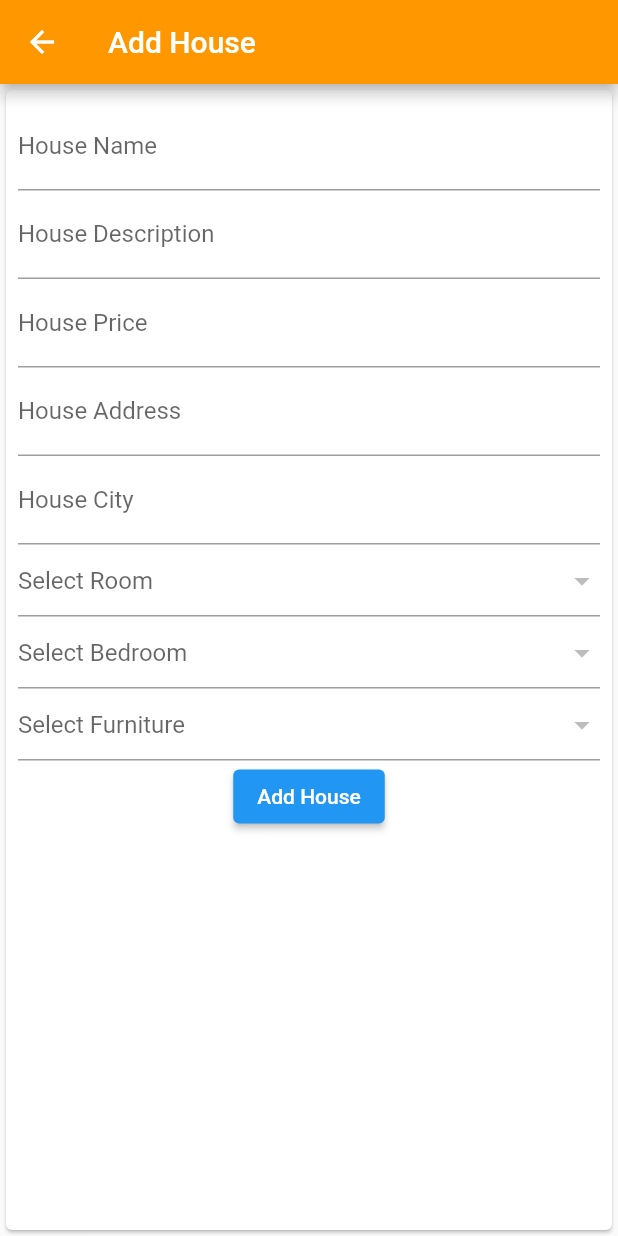
After one commit to CuongNguyen2000/rentalZ_MobileApp, a Flutter app: the TodoScreen screen opened directly, on a phone screen of 412 x 824 dp. The commit adds this screen. Run offline on Flutter 3.47's test engine with Material 2 defaults, Android fonts, the light colour scheme and no system bars; our stand-ins replace sqflite; accounts and stored records are empty.

Commit message:
new update

```diff
--- a/lib/helpers/drawer_navigation.dart
+++ b/lib/helpers/drawer_navigation.dart
@@ -1,9 +1,8 @@
 // ignore_for_file: prefer_const_constructors
-
-import 'package:rental_z/screens/bedroom.dart';
-import 'package:rental_z/screens/furniture_type.dart';
+import 'package:rental_z/screens/bedroom_screen.dart';
+import 'package:rental_z/screens/furniture_screen.dart';
 import 'package:rental_z/screens/home.dart';
-import 'package:rental_z/screens/room_type.dart';
+import 'package:rental_z/screens/room_screen.dart';
 import 'package:flutter/cupertino.dart';
 import 'package:flutter/material.dart';
 
@@ -49,7 +48,7 @@ class _DrawerNavigationState extends State<DrawerNavigation> {
             ),
             ListTile(
               leading: Icon(Icons.view_list),
-              title: Text('Funiture Types'),
+              title: Text('Furniture Types'),
               onTap: () => Navigator.of(context).push(
                   MaterialPageRoute(builder: (context) => FurnitureScreen())),
             ),
--- a/lib/models/house.dart
+++ b/lib/models/house.dart
@@ -9,7 +9,7 @@ class House {
   String? reporter;
   String? room_type;
   String? bedroom_type;
-  String? funiture_type;
+  String? furniture_type;
 
   // ignore: non_constant_identifier_names
   HouseMap() {
@@ -24,7 +24,7 @@ class House {
     mapping['reporter'] = reporter;
     mapping['room_type'] = room_type;
     mapping['bedroom_type'] = bedroom_type;
-    mapping['funiture_type'] = funiture_type;
+    mapping['furniture_type'] = furniture_type;
     return mapping;
   }
 }
--- a/lib/repositories/database_connection.dart
+++ b/lib/repositories/database_connection.dart
@@ -7,14 +7,14 @@ import 'package:path_provider/path_provider.dart';
 class DatabaseConnection {
   setDatabase() async {
     Directory directory = await getApplicationDocumentsDirectory();
-    String path = join(directory.path, 'database.db');
+    String path = join(directory.path, 'rentalZ.db');
     var database = openDatabase(path, version: 1, onCreate: _onCreate);
     return database;
   }
 
   _onCreate(Database db, int version) async {
     await db.execute(
-        'CREATE TABLE houses(id INTEGER PRIMARY KEY AUTOINCREMENT NOT NULL, name TEXT, address TEXT, city TEXT, description TEXT, price INTEGER, reporter TEXT, room_type TEXT, bedroom_type TEXT, funiture_type TEXT)');
+        'CREATE TABLE houses(id INTEGER PRIMARY KEY AUTOINCREMENT NOT NULL, name TEXT, address TEXT, city TEXT, description TEXT, price INTEGER, reporter TEXT, room_type TEXT, bedroom_type TEXT, furniture_type TEXT)');
 
     await db.execute(
         'CREATE TABLE bedrooms(id INTEGER PRIMARY KEY AUTOINCREMENT NOT NULL, name TEXT, description TEXT)');
--- a/lib/screens/furniture_type.dart
+++ b/lib/screens/furniture_screen.dart
@@ -55,21 +55,21 @@ class _FurnitureScreenState extends State<FurnitureScreen> {
         context: context,
         builder: (BuildContext context) {
           return AlertDialog(
-            title: const Text('Add Funiture'),
+            title: const Text('Add Furniture'),
             content: Column(
               mainAxisSize: MainAxisSize.min,
               children: <Widget>[
                 TextField(
                   controller: _furnitureNameController,
                   decoration: InputDecoration(
-                    labelText: 'Funiture Name',
+                    labelText: 'Furniture Name',
                   ),
                   autofocus: true,
                 ),
                 TextField(
                   controller: _furnitureDescriptionController,
                   decoration: InputDecoration(
-                    labelText: 'Funiture Description',
+                    labelText: 'Furniture Description',
                   ),
                   autofocus: true,
                 ),
--- /dev/null
+++ b/lib/screens/todo_screen.dart
@@ -0,0 +1,181 @@
+import 'package:flutter/cupertino.dart';
+import 'package:flutter/material.dart';
+import 'package:rental_z/services/bedroom_service.dart';
+import 'package:rental_z/services/house_service.dart';
+import 'package:rental_z/services/room_service.dart';
+import 'package:rental_z/services/furniture_service.dart';
+import 'package:rental_z/screens/home.dart';
+import 'package:rental_z/models/house.dart';
+
+class TodoScreen extends StatefulWidget {
+  const TodoScreen({Key? key}) : super(key: key);
+
+  @override
+  _TodoScreenState createState() => _TodoScreenState();
+}
+
+class _TodoScreenState extends State<TodoScreen> {
+  final _houseNameController = TextEditingController();
+  final _houseDescriptionController = TextEditingController();
+  final _housePriceController = TextEditingController();
+  final _houseAddressController = TextEditingController();
+  final _houseCityController = TextEditingController();
+
+  final _houseService = HouseService();
+  final _house = House();
+
+  var _selectedRoom;
+  var _selectedBedroom;
+  var _selectedFurniture;
+
+  final _rooms = <DropdownMenuItem>[];
+  final _bedrooms = <DropdownMenuItem>[];
+  final _furnitures = <DropdownMenuItem>[];
+
+  _loadRooms() async {
+    var _roomService = RoomService();
+    var rooms = await _roomService.getAllRooms();
+    rooms.forEach((room) {
+      setState(() {
+        _rooms.add(DropdownMenuItem(
+          child: Text(room['name']),
+          value: room['name'],
+        ));
+      });
+    });
+  }
+
+  _loadBedrooms() async {
+    var _bedroomService = BedroomService();
+    var bedrooms = await _bedroomService.getAllBedrooms();
+    bedrooms.forEach((bedroom) {
+      setState(() {
+        _bedrooms.add(DropdownMenuItem(
+          child: Text(bedroom['name']),
+          value: bedroom['name'],
+        ));
+      });
+    });
+  }
+
+  _loadFurnitures() async {
+    var _furnitureService = FurnitureService();
+    var furnitures = await _furnitureService.getAllFurnitures();
+    furnitures.forEach((furniture) {
+      setState(() {
+        _furnitures.add(DropdownMenuItem(
+          child: Text(furniture['name']),
+          value: furniture['name'],
+        ));
+      });
+    });
+  }
+
+  @override
+  void initState() {
+    super.initState();
+    _loadRooms();
+    _loadBedrooms();
+    _loadFurnitures();
+  }
+
+  @override
+  Widget build(BuildContext context) {
+    // return a headings of the page
+    return Scaffold(
+      appBar: AppBar(
+        backgroundColor: Colors.orange,
+        title: Text('Add House'),
+      ),
+      // return card to add house
+      body: Card(
+        child: Padding(
+          padding: const EdgeInsets.all(8.0),
+          child: Column(
+            children: <Widget>[
+              TextField(
+                controller: _houseNameController,
+                decoration: InputDecoration(
+                  labelText: 'House Name',
+                ),
+              ),
+              TextField(
+                controller: _houseDescriptionController,
+                decoration: InputDecoration(
+                  labelText: 'House Description',
+                ),
+              ),
+              TextField(
+                controller: _housePriceController,
+                decoration: InputDecoration(
+                  labelText: 'House Price',
+                ),
+              ),
+              TextField(
+                controller: _houseAddressController,
+                decoration: InputDecoration(
+                  labelText: 'House Address',
+                ),
+              ),
+              TextField(
+                controller: _houseCityController,
+                decoration: InputDecoration(
+                  labelText: 'House City',
+                ),
+              ),
+              DropdownButtonFormField<dynamic>(
+                value: _selectedRoom,
+                items: _rooms,
+                hint: Text('Select Room'),
+                onChanged: (value) {
+                  setState(() {
+                    _selectedRoom = value;
+                  });
+                },
+              ),
+              DropdownButtonFormField<dynamic>(
+                value: _selectedBedroom,
+                items: _bedrooms,
+                hint: Text('Select Bedroom'),
+                onChanged: (value) {
+                  setState(() {
+                    _selectedBedroom = value;
+                  });
+                },
+              ),
+              DropdownButtonFormField<dynamic>(
+                value: _selectedFurniture,
+                items: _furnitures,
+                hint: Text('Select Furniture'),
+                onChanged: (value) {
+                  setState(() {
+                    _selectedFurniture = value;
+                  });
+                },
+              ),
+              // ElevatedButton to add house
+              ElevatedButton(
+                child: Text('Add House'),
+                onPressed: () async {
+                  _house.name = _houseNameController.text;
+                  _house.description = _houseDescriptionController.text;
+                  _house.price = _housePriceController.text as int?;
+                  _house.address = _houseAddressController.text;
+                  _house.city = _houseCityController.text;
+                  _house.bedroom_type = _selectedBedroom;
+                  _house.furniture_type = _selectedFurniture;
+                  _house.room_type = _selectedRoom;
+                  var result = await _houseService.insertHouse(_house);
+                  if (result > 0) {
+                    Navigator.of(context).push(
+                        MaterialPageRoute(builder: (context) => HomeScreen()));
+                  }
+                },
+              ),
+            ],
+          ),
+        ),
+      ),
+    );
+  }
+}
```
Also changed, not shown: lib/screens/home.dart (+32 -62 lines), lib/screens/bedroom_screen.dart (renamed from lib/screens/bedroom.dart), lib/screens/room_screen.dart (renamed from lib/screens/room_type.dart).
